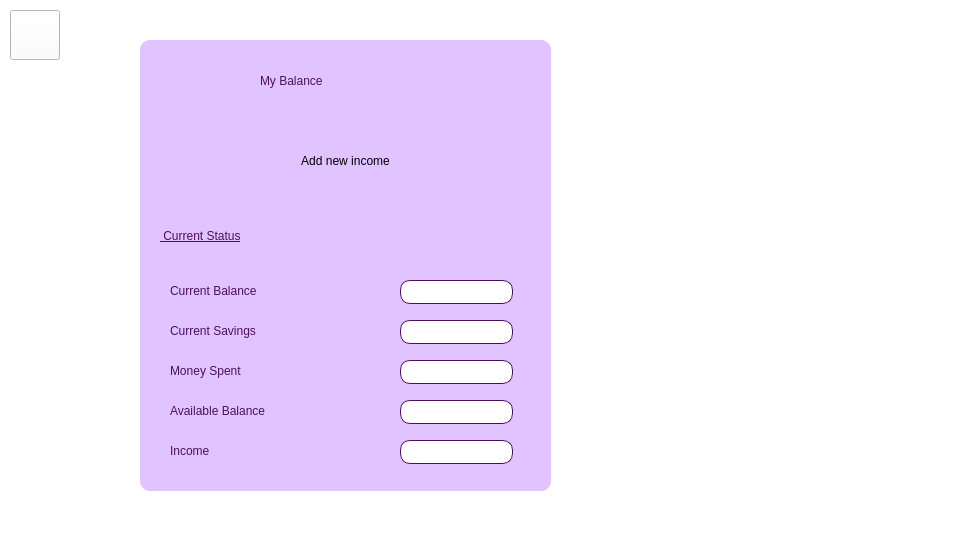
This is checkbalance.ui in Nirjaraa/spendwise as Qt 5 draws it before an edit. The edited form follows.
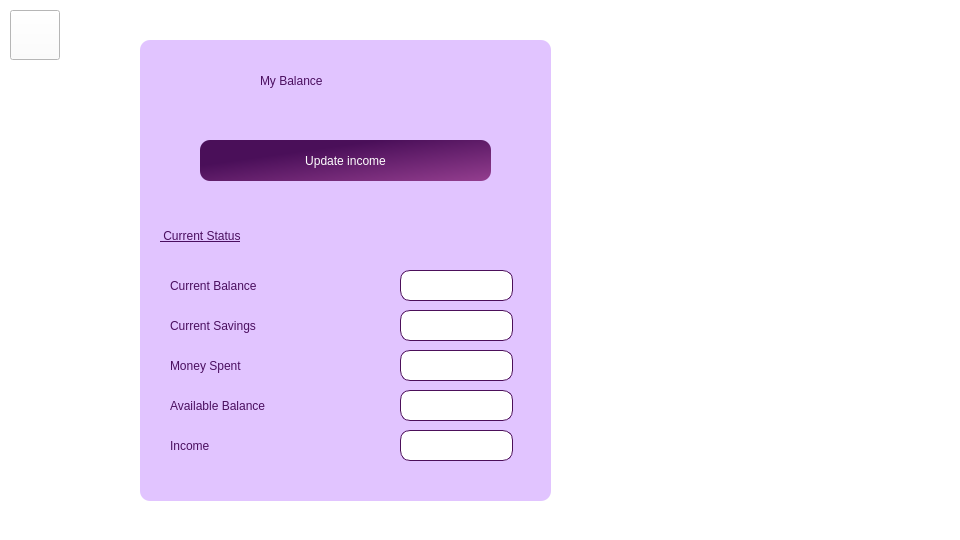
This is the edited form. Icons and pictures are not drawn.

```diff
--- a/checkbalance.ui
+++ b/checkbalance.ui
@@ -23,7 +23,7 @@
       <x>140</x>
       <y>40</y>
       <width>411</width>
-      <height>451</height>
+      <height>461</height>
      </rect>
     </property>
     <property name="styleSheet">
@@ -37,9 +37,9 @@
      <property name="geometry">
       <rect>
        <x>260</x>
-       <y>400</y>
+       <y>390</y>
        <width>113</width>
-       <height>24</height>
+       <height>31</height>
       </rect>
      </property>
      <property name="styleSheet">
@@ -57,9 +57,9 @@
      <property name="geometry">
       <rect>
        <x>260</x>
-       <y>240</y>
+       <y>230</y>
        <width>113</width>
-       <height>24</height>
+       <height>31</height>
       </rect>
      </property>
      <property name="styleSheet">
@@ -79,7 +79,7 @@
        <x>30</x>
        <y>230</y>
        <width>171</width>
-       <height>41</height>
+       <height>31</height>
       </rect>
      </property>
      <property name="styleSheet">
@@ -120,18 +120,20 @@
       </rect>
      </property>
      <property name="styleSheet">
-      <string notr="true"> 
-QPushButton {
-    font: 12pt &quot;Bahnschrift&quot;;
-   
+      <string notr="true">QPushButton {
+background-color: qlineargradient(spread:pad, x1:0, y1:0, x2:1, y2:1, stop:0.3125 rgba(74, 15, 89, 255), stop:1 rgba(148,62,143, 255));
+    font: 13pt &quot;Bahnschrift&quot;;
     color: rgb(255, 255, 255);
-    background-color: rgb(75, 15, 96);
+    
     border-radius: 10px;
+	
+	
 }
 
 QPushButton:hover {
     border: 2px solid white;
-	}
+}
+
 QPushButton:pressed {
     border: 2px solid rgb(75, 15, 96);
 	 background-color:white;
@@ -141,20 +143,19 @@
  
 
 
-
-font: 15pt &quot;Bahnschrift&quot;;</string>
+</string>
      </property>
      <property name="text">
-      <string>Add new income</string>
+      <string>Update income</string>
      </property>
     </widget>
     <widget class="QLineEdit" name="moneyspent">
      <property name="geometry">
       <rect>
        <x>260</x>
-       <y>320</y>
+       <y>310</y>
        <width>113</width>
-       <height>24</height>
+       <height>31</height>
       </rect>
      </property>
      <property name="styleSheet">
@@ -174,7 +175,7 @@
        <x>30</x>
        <y>270</y>
        <width>171</width>
-       <height>41</height>
+       <height>31</height>
       </rect>
      </property>
      <property name="styleSheet">
@@ -189,9 +190,9 @@
      <property name="geometry">
       <rect>
        <x>260</x>
-       <y>280</y>
+       <y>270</y>
        <width>113</width>
-       <height>24</height>
+       <height>31</height>
       </rect>
      </property>
      <property name="styleSheet">
@@ -211,7 +212,7 @@
        <x>30</x>
        <y>310</y>
        <width>171</width>
-       <height>41</height>
+       <height>31</height>
       </rect>
      </property>
      <property name="styleSheet">
@@ -228,7 +229,7 @@
        <x>30</x>
        <y>350</y>
        <width>211</width>
-       <height>41</height>
+       <height>31</height>
       </rect>
      </property>
      <property name="styleSheet">
@@ -243,9 +244,9 @@
      <property name="geometry">
       <rect>
        <x>260</x>
-       <y>360</y>
+       <y>350</y>
        <width>113</width>
-       <height>24</height>
+       <height>31</height>
       </rect>
      </property>
      <property name="styleSheet">
@@ -265,7 +266,7 @@
        <x>30</x>
        <y>390</y>
        <width>211</width>
-       <height>41</height>
+       <height>31</height>
       </rect>
      </property>
      <property name="styleSheet">
@@ -299,8 +300,8 @@
    <widget class="QLabel" name="label">
     <property name="geometry">
      <rect>
-      <x>610</x>
-      <y>100</y>
+      <x>600</x>
+      <y>120</y>
       <width>311</width>
       <height>291</height>
      </rect>
```
Left out of the diff: 3 changed lines with no effect on the pictures.
